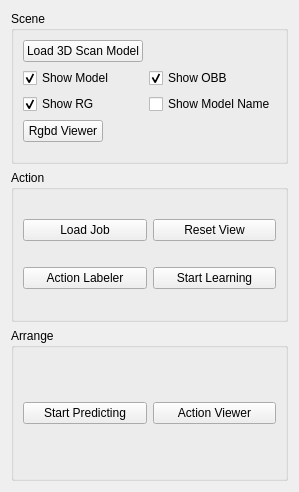
Above: mess_widget.ui from maruitx/mess-it-up before the change. Below: the same form after it.
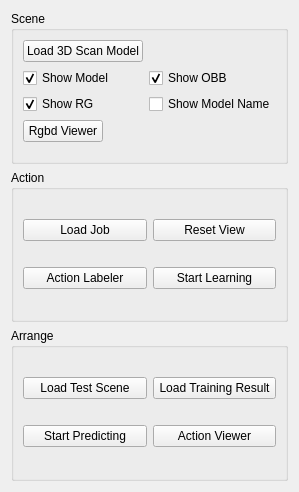
That is the form after the change.

Commit message: refactor action learner, add action predictor

The edit to the form file:
```diff
--- a/mess_widget.ui
+++ b/mess_widget.ui
@@ -129,17 +129,31 @@
       <string>Arrange</string>
      </property>
      <layout class="QGridLayout" name="gridLayout_2">
-      <item row="0" column="0">
+      <item row="2" column="1">
+       <widget class="QPushButton" name="openActionViewerButton">
+        <property name="text">
+         <string>Action Viewer</string>
+        </property>
+       </widget>
+      </item>
+      <item row="2" column="0">
        <widget class="QPushButton" name="startPredictButton">
         <property name="text">
          <string>Start Predicting</string>
         </property>
        </widget>
       </item>
+      <item row="0" column="0">
+       <widget class="QPushButton" name="loadTestSceneButton">
+        <property name="text">
+         <string>Load Test Scene</string>
+        </property>
+       </widget>
+      </item>
       <item row="0" column="1">
-       <widget class="QPushButton" name="openActionViewerButton">
+       <widget class="QPushButton" name="loadTrainingResultButton">
         <property name="text">
-         <string>Action Viewer</string>
+         <string>Load Training Result</string>
         </property>
        </widget>
       </item>
```
The commit also changes 13 other files.
